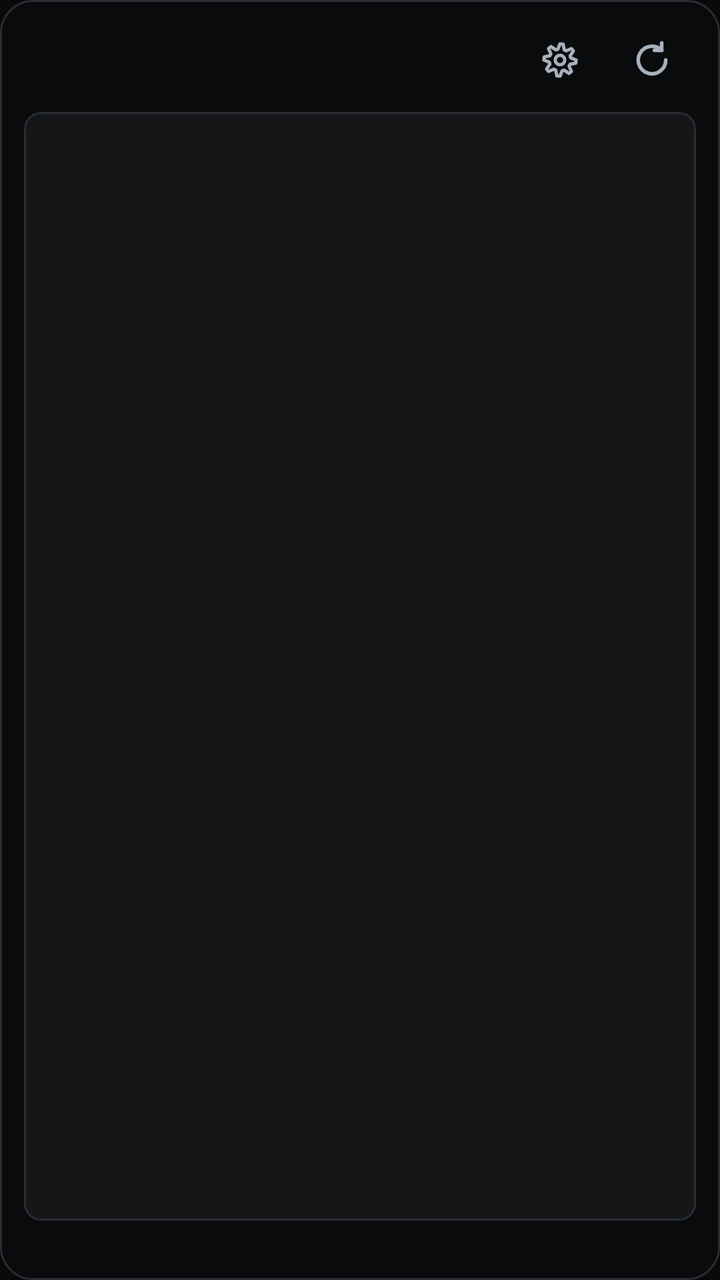
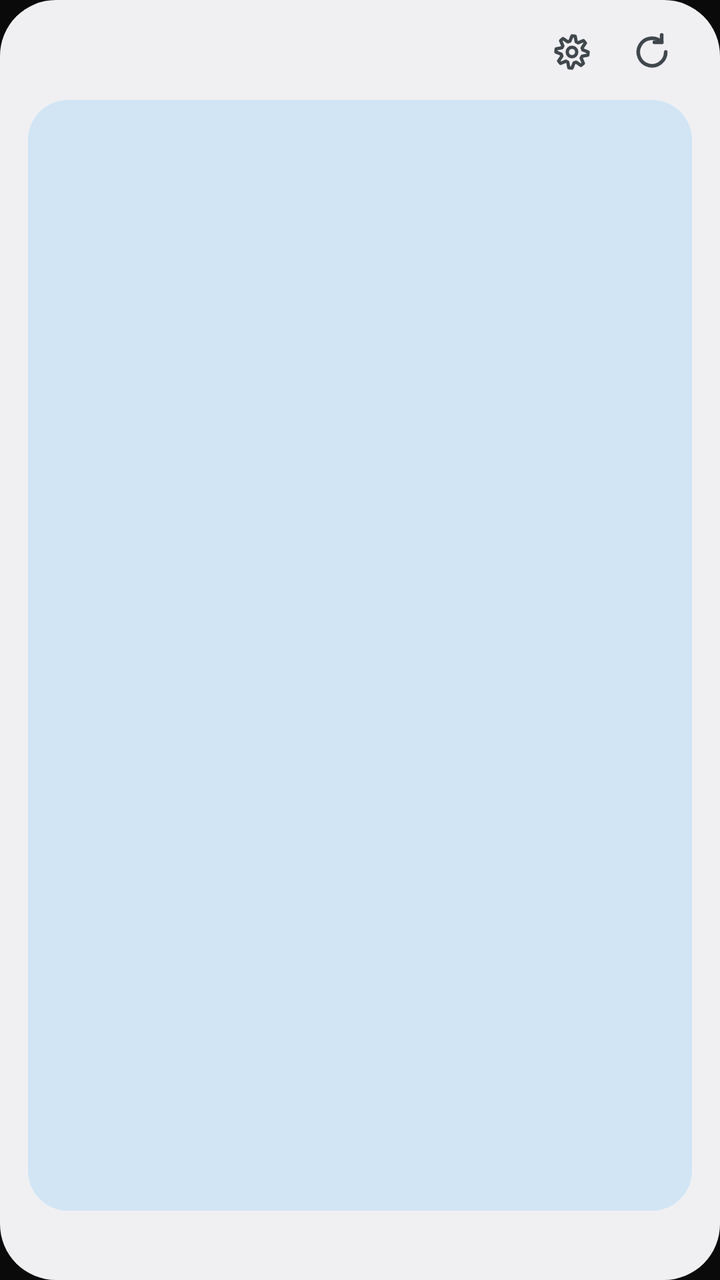

An Android layout rendered at two revisions. The XML below is the earlier revision; the diff shows what the commit changed to produce the second picture.
<!-- AndroidManifest.xml: application theme Theme.Z2Term -->
<!-- res/layout/widget_tail.xml -->
<?xml version="1.0" encoding="utf-8"?>
<LinearLayout xmlns:android="http://schemas.android.com/apk/res/android"
    android:id="@+id/tail_root"
    android:layout_width="match_parent"
    android:layout_height="match_parent"
    android:background="@drawable/widget_bg"
    android:orientation="vertical"
    android:paddingStart="12dp"
    android:paddingTop="8dp"
    android:paddingEnd="12dp"
    android:paddingBottom="10dp">

    
    <LinearLayout
        android:layout_width="match_parent"
        android:layout_height="wrap_content"
        android:gravity="center_vertical"
        android:orientation="horizontal">

        
        <TextView
            android:id="@+id/tail_title"
            android:layout_width="0dp"
            android:layout_height="44dp"
            android:layout_weight="1"
            android:gravity="center_vertical"
            android:textColor="@color/widget_accent"
            android:textSize="@dimen/widget_text_title"
            android:textStyle="bold"
            android:fontFamily="monospace"
            android:singleLine="true"
            android:ellipsize="start" />

        <ImageView
            android:id="@+id/tail_config"
            style="@style/Z2WidgetIconButton"
            android:src="@drawable/ic_widget_settings"
            android:contentDescription="@string/tail_config_btn_desc" />

        <ImageView
            android:id="@+id/tail_refresh"
            style="@style/Z2WidgetIconButton"
            android:layout_marginStart="2dp"
            android:src="@drawable/ic_widget_refresh"
            android:contentDescription="@string/widget_refresh_desc" />
    </LinearLayout>

    
    <FrameLayout
        android:layout_width="match_parent"
        android:layout_height="0dp"
        android:layout_weight="1"
        android:layout_marginTop="4dp"
        android:background="@drawable/widget_button"
        android:padding="6dp">

        <ListView
            android:id="@+id/tail_list_end"
            android:layout_width="match_parent"
            android:layout_height="match_parent"
            android:divider="@null"
            android:stackFromBottom="true"
            android:transcriptMode="alwaysScroll" />

        <ListView
            android:id="@+id/tail_list_start"
            android:layout_width="match_parent"
            android:layout_height="match_parent"
            android:divider="@null"
            android:visibility="gone" />

        <TextView
            android:id="@+id/tail_empty"
            android:layout_width="match_parent"
            android:layout_height="match_parent"
            android:gravity="center"
            android:textColor="@color/widget_text_secondary"
            android:textSize="@dimen/widget_text_desc"
            android:visibility="gone" />
    </FrameLayout>

    
    <TextView
        android:id="@+id/tail_footer"
        android:layout_width="match_parent"
        android:layout_height="wrap_content"
        android:layout_marginTop="6dp"
        android:textColor="@color/widget_text_tertiary"
        android:textSize="@dimen/widget_text_footer"
        android:fontFamily="monospace"
        android:singleLine="true"
        android:ellipsize="end" />
</LinearLayout>
<!-- resources referenced by this layout -->
<resources>
  <color name="widget_accent">#FF22C55E</color>
  <color name="widget_text_secondary">#FFA8B2BC</color>
  <color name="widget_text_tertiary">#FF88929D</color>
  <dimen name="widget_text_desc">11sp</dimen>
  <dimen name="widget_text_footer">10sp</dimen>
  <dimen name="widget_text_title">13sp</dimen>
  <!-- drawable ic_widget_refresh (drawable) -->
  <?xml version="1.0" encoding="utf-8"?>
  <vector xmlns:android="http://schemas.android.com/apk/res/android"
      android:width="24dp"
      android:height="24dp"
      android:viewportWidth="24"
      android:viewportHeight="24">
      
      <path
          android:pathData="M19.5,12 A7.5,7.5 0 1 1 17.3,6.7"
          android:strokeColor="@color/widget_text_secondary"
          android:strokeWidth="2"
          android:strokeLineCap="round"
          android:strokeLineJoin="round"
          android:fillColor="#00000000" />
      
      <path
          android:pathData="M17.3,2.7 V6.7 H13.3"
          android:strokeColor="@color/widget_text_secondary"
          android:strokeWidth="2"
          android:strokeLineCap="round"
          android:strokeLineJoin="round"
          android:fillColor="#00000000" />
  </vector>
  <!-- drawable ic_widget_settings (drawable) -->
  <?xml version="1.0" encoding="utf-8"?>
  <vector xmlns:android="http://schemas.android.com/apk/res/android"
      android:width="24dp"
      android:height="24dp"
      android:viewportWidth="24"
      android:viewportHeight="24">
      
      <path
          android:pathData="M12.0,3.2 L13.72,3.37 L14.3,6.46 L15.33,7.01 L18.22,5.78 L19.32,7.11 L17.54,9.7 L17.88,10.83 L20.8,12.0 L20.63,13.72 L17.54,14.3 L16.99,15.33 L18.22,18.22 L16.89,19.32 L14.3,17.54 L13.17,17.88 L12.0,20.8 L10.28,20.63 L9.7,17.54 L8.67,16.99 L5.78,18.22 L4.68,16.89 L6.46,14.3 L6.12,13.17 L3.2,12.0 L3.37,10.28 L6.46,9.7 L7.01,8.67 L5.78,5.78 L7.11,4.68 L9.7,6.46 L10.83,6.12 Z"
          android:strokeColor="@color/widget_text_secondary"
          android:strokeWidth="1.8"
          android:strokeLineJoin="round"
          android:fillColor="#00000000" />
      
      <path
          android:pathData="M12,12m-2.6,0a2.6,2.6 0 1,0 5.2,0a2.6,2.6 0 1,0 -5.2,0"
          android:strokeColor="@color/widget_text_secondary"
          android:strokeWidth="1.8"
          android:fillColor="#00000000" />
  </vector>
  <!-- drawable widget_bg (drawable) -->
  <?xml version="1.0" encoding="utf-8"?>
  <shape xmlns:android="http://schemas.android.com/apk/res/android"
      android:shape="rectangle">
      <solid android:color="@color/widget_bg" />
      <stroke
          android:width="1dp"
          android:color="@color/widget_border" />
      <corners android:radius="16dp" />
  </shape>
  <!-- drawable widget_button (drawable) -->
  <?xml version="1.0" encoding="utf-8"?>
  <shape xmlns:android="http://schemas.android.com/apk/res/android"
      android:shape="rectangle">
      <solid android:color="@color/widget_card" />
      <stroke
          android:width="1dp"
          android:color="@color/widget_border" />
      <corners android:radius="8dp" />
  </shape>
  <string name="tail_config_btn_desc">Choose the file</string>
  <string name="widget_refresh_desc">Refresh</string>
  <style name="Z2WidgetIconButton">
          <item name="android:layout_width">44dp</item>
          <item name="android:layout_height">44dp</item>
          <item name="android:padding">11dp</item>
          <item name="android:scaleType">fitCenter</item>
      </style>
  <style name="Theme.Z2Term" parent="android:Theme.Material.NoActionBar">
          <item name="android:statusBarColor">@color/zts_bg_primary</item>
          <item name="android:navigationBarColor">@color/zts_bg_primary</item>
          <item name="android:windowLightStatusBar">false</item>
          <item name="android:windowBackground">@color/zts_bg_primary</item>
      </style>
  <color name="widget_bg">#F40A0C0E</color>
  <color name="widget_border">#FF2A2E33</color>
  <color name="widget_card">#FF141618</color>
  <color name="zts_bg_primary">#0a0a0a</color>
</resources>

<!-- the commit's change to res/layout/widget_tail.xml (unified diff, before → after) -->
@@ -5,10 +5,10 @@
     android:layout_height="match_parent"
     android:background="@drawable/widget_bg"
     android:orientation="vertical"
-    android:paddingStart="12dp"
-    android:paddingTop="8dp"
-    android:paddingEnd="12dp"
-    android:paddingBottom="10dp">
+    android:paddingStart="14dp"
+    android:paddingTop="6dp"
+    android:paddingEnd="14dp"
+    android:paddingBottom="12dp">
 
     
     <LinearLayout
@@ -21,13 +21,12 @@
         <TextView
             android:id="@+id/tail_title"
             android:layout_width="0dp"
-            android:layout_height="44dp"
+            android:layout_height="40dp"
             android:layout_weight="1"
             android:gravity="center_vertical"
-            android:textColor="@color/widget_accent"
+            android:textColor="@color/widget_text_primary"
             android:textSize="@dimen/widget_text_title"
-            android:textStyle="bold"
-            android:fontFamily="monospace"
+            android:fontFamily="sans-serif-medium"
             android:singleLine="true"
             android:ellipsize="start" />
 
@@ -40,7 +39,6 @@
         <ImageView
             android:id="@+id/tail_refresh"
             style="@style/Z2WidgetIconButton"
-            android:layout_marginStart="2dp"
             android:src="@drawable/ic_widget_refresh"
             android:contentDescription="@string/widget_refresh_desc" />
     </LinearLayout>
@@ -52,13 +50,17 @@
         android:layout_weight="1"
         android:layout_marginTop="4dp"
         android:background="@drawable/widget_button"
-        android:padding="6dp">
+        android:paddingStart="10dp"
+        android:paddingTop="6dp"
+        android:paddingEnd="10dp"
+        android:paddingBottom="6dp">
 
         <ListView
             android:id="@+id/tail_list_end"
             android:layout_width="match_parent"
             android:layout_height="match_parent"
             android:divider="@null"
+            android:scrollbars="none"
             android:stackFromBottom="true"
             android:transcriptMode="alwaysScroll" />
 
@@ -67,6 +69,7 @@
             android:layout_width="match_parent"
             android:layout_height="match_parent"
             android:divider="@null"
+            android:scrollbars="none"
             android:visibility="gone" />
 
         <TextView
@@ -84,10 +87,9 @@
         android:id="@+id/tail_footer"
         android:layout_width="match_parent"
         android:layout_height="wrap_content"
-        android:layout_marginTop="6dp"
+        android:layout_marginTop="8dp"
         android:textColor="@color/widget_text_tertiary"
         android:textSize="@dimen/widget_text_footer"
-        android:fontFamily="monospace"
         android:singleLine="true"
         android:ellipsize="end" />
 </LinearLayout>
<!-- resource entries referenced after the edit -->
@@ -1,11 +1,11 @@
 <!-- resources referenced by this layout -->
 <resources>
-  <color name="widget_accent">#FF22C55E</color>
-  <color name="widget_text_secondary">#FFA8B2BC</color>
-  <color name="widget_text_tertiary">#FF88929D</color>
-  <dimen name="widget_text_desc">11sp</dimen>
-  <dimen name="widget_text_footer">10sp</dimen>
-  <dimen name="widget_text_title">13sp</dimen>
+  <color name="widget_text_primary">#FF191C19</color>
+  <color name="widget_text_secondary">#FF414941</color>
+  <color name="widget_text_tertiary">#FF5B635A</color>
+  <dimen name="widget_text_desc">12sp</dimen>
+  <dimen name="widget_text_footer">11sp</dimen>
+  <dimen name="widget_text_title">16sp</dimen>
   <!-- drawable ic_widget_refresh (drawable) -->
   <?xml version="1.0" encoding="utf-8"?>
   <vector xmlns:android="http://schemas.android.com/apk/res/android"
@@ -56,27 +56,21 @@
   <shape xmlns:android="http://schemas.android.com/apk/res/android"
       android:shape="rectangle">
       <solid android:color="@color/widget_bg" />
-      <stroke
-          android:width="1dp"
-          android:color="@color/widget_border" />
-      <corners android:radius="16dp" />
+      <corners android:radius="@dimen/widget_radius" />
   </shape>
   <!-- drawable widget_button (drawable) -->
   <?xml version="1.0" encoding="utf-8"?>
   <shape xmlns:android="http://schemas.android.com/apk/res/android"
       android:shape="rectangle">
       <solid android:color="@color/widget_card" />
-      <stroke
-          android:width="1dp"
-          android:color="@color/widget_border" />
-      <corners android:radius="8dp" />
+      <corners android:radius="@dimen/widget_inner_radius" />
   </shape>
   <string name="tail_config_btn_desc">Choose the file</string>
   <string name="widget_refresh_desc">Refresh</string>
   <style name="Z2WidgetIconButton">
-          <item name="android:layout_width">44dp</item>
-          <item name="android:layout_height">44dp</item>
-          <item name="android:padding">11dp</item>
+          <item name="android:layout_width">40dp</item>
+          <item name="android:layout_height">40dp</item>
+          <item name="android:padding">9dp</item>
           <item name="android:scaleType">fitCenter</item>
       </style>
   <style name="Theme.Z2Term" parent="android:Theme.Material.NoActionBar">
@@ -85,9 +79,10 @@
           <item name="android:windowLightStatusBar">false</item>
           <item name="android:windowBackground">@color/zts_bg_primary</item>
       </style>
-  <color name="widget_bg">#F40A0C0E</color>
-  <color name="widget_border">#FF2A2E33</color>
-  <color name="widget_card">#FF141618</color>
+  <color name="widget_bg">#FFF6F8F3</color>
+  <dimen name="widget_radius">20dp</dimen>
+  <color name="widget_card">#FFE3EAE0</color>
+  <dimen name="widget_inner_radius">12dp</dimen>
   <color name="zts_bg_primary">#0a0a0a</color>
 </resources>
 
